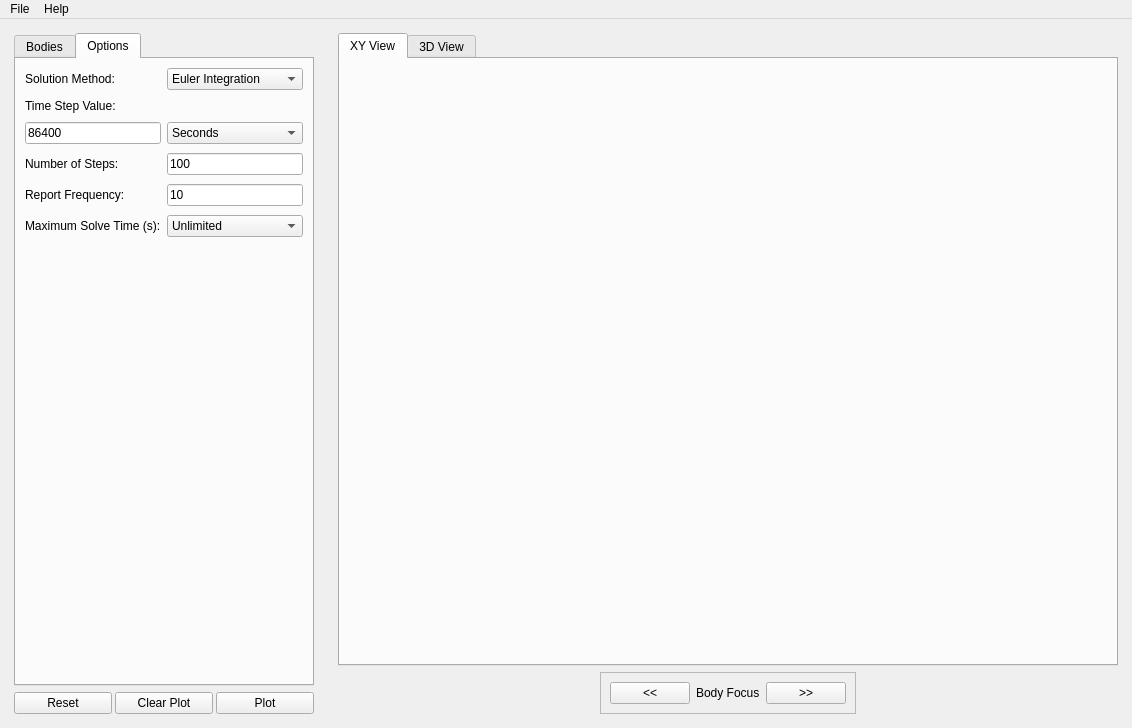
Above: lib/assets/gui/mainWindow.ui from jwfraustro/AST3211-jfraustro before the change. Below: the same form after it.
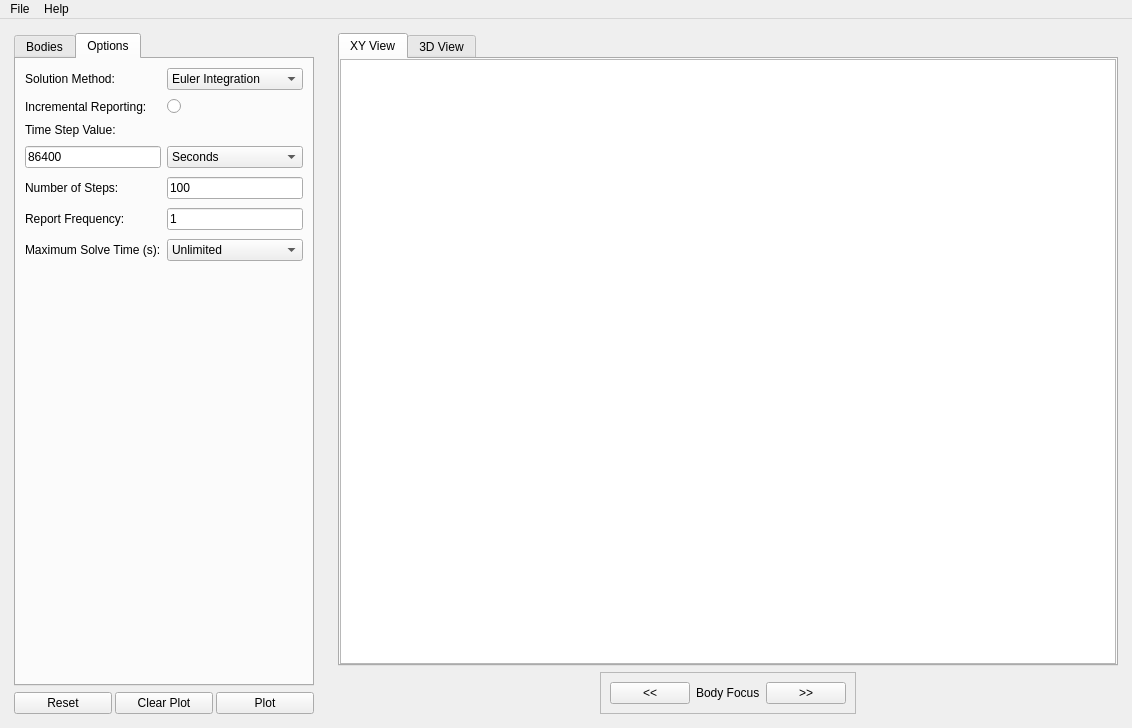
That is the form after the change. The open tabs and pages were chosen to show the change. Custom widgets are drawn as their Qt base class.

Commit message: added colors, 2d plot, fixed some errors

The edit to the form file:
```diff
--- a/lib/assets/gui/mainWindow.ui
+++ b/lib/assets/gui/mainWindow.ui
@@ -326,112 +326,13 @@
            <property name="verticalSpacing">
             <number>9</number>
            </property>
-           <item row="2" column="0">
-            <widget class="QLabel" name="lbl_tsteps">
-             <property name="sizePolicy">
-              <sizepolicy hsizetype="Preferred" vsizetype="Fixed">
-               <horstretch>0</horstretch>
-               <verstretch>0</verstretch>
-              </sizepolicy>
-             </property>
+           <item row="5" column="1">
+            <widget class="QLineEdit" name="le_nsteps">
              <property name="text">
-              <string>Time Step Value:</string>
+              <string>100</string>
              </property>
             </widget>
            </item>
-           <item row="6" column="1">
-            <widget class="QComboBox" name="cmb_solvetime">
-             <item>
-              <property name="text">
-               <string>Unlimited</string>
-              </property>
-             </item>
-             <item>
-              <property name="text">
-               <string>5</string>
-              </property>
-             </item>
-             <item>
-              <property name="text">
-               <string>10</string>
-              </property>
-             </item>
-             <item>
-              <property name="text">
-               <string>20</string>
-              </property>
-             </item>
-             <item>
-              <property name="text">
-               <string>30</string>
-              </property>
-             </item>
-             <item>
-              <property name="text">
-               <string>45</string>
-              </property>
-             </item>
-             <item>
-              <property name="text">
-               <string>60</string>
-              </property>
-             </item>
-             <item>
-              <property name="text">
-               <string/>
-              </property>
-             </item>
-            </widget>
-           </item>
-           <item row="6" column="0">
-            <widget class="QLabel" name="lbl_solvetime">
-             <property name="text">
-              <string>Maximum Solve Time (s):</string>
-             </property>
-            </widget>
-           </item>
-           <item row="4" column="0">
-            <widget class="QLabel" name="lbl_simdur">
-             <property name="sizePolicy">
-              <sizepolicy hsizetype="Preferred" vsizetype="Fixed">
-               <horstretch>0</horstretch>
-               <verstretch>0</verstretch>
-              </sizepolicy>
-             </property>
-             <property name="text">
-              <string>Number of Steps:</string>
-             </property>
-            </widget>
-           </item>
-           <item row="0" column="0">
-            <widget class="QLabel" name="lbl_solmeth">
-             <property name="sizePolicy">
-              <sizepolicy hsizetype="Fixed" vsizetype="Fixed">
-               <horstretch>0</horstretch>
-               <verstretch>0</verstretch>
-              </sizepolicy>
-             </property>
-             <property name="text">
-              <string>Solution Method:</string>
-             </property>
-            </widget>
-           </item>
-           <item row="7" column="0">
-            <spacer name="verticalSpacer">
-             <property name="orientation">
-              <enum>Qt::Vertical</enum>
-             </property>
-             <property name="sizeType">
-              <enum>QSizePolicy::Preferred</enum>
-             </property>
-             <property name="sizeHint" stdset="0">
-              <size>
-               <width>1</width>
-               <height>100</height>
-              </size>
-             </property>
-            </spacer>
-           </item>
            <item row="0" column="1">
             <widget class="QComboBox" name="cmb_solmethod">
              <item>
@@ -456,14 +357,7 @@
              </item>
             </widget>
            </item>
-           <item row="3" column="0">
-            <widget class="QLineEdit" name="le_stepvalue">
-             <property name="text">
-              <string>86400</string>
-             </property>
-            </widget>
-           </item>
-           <item row="3" column="1">
+           <item row="4" column="1">
             <widget class="QComboBox" name="cmb_tsteps">
              <property name="currentIndex">
               <number>0</number>
@@ -490,14 +384,43 @@
              </item>
             </widget>
            </item>
-           <item row="4" column="1">
-            <widget class="QLineEdit" name="le_nsteps">
+           <item row="8" column="0">
+            <spacer name="verticalSpacer">
+             <property name="orientation">
+              <enum>Qt::Vertical</enum>
+             </property>
+             <property name="sizeType">
+              <enum>QSizePolicy::Preferred</enum>
+             </property>
+             <property name="sizeHint" stdset="0">
+              <size>
+               <width>1</width>
+               <height>100</height>
+              </size>
+             </property>
+            </spacer>
+           </item>
+           <item row="4" column="0">
+            <widget class="QLineEdit" name="le_stepvalue">
              <property name="text">
-              <string>100</string>
+              <string>86400</string>
              </property>
             </widget>
            </item>
-           <item row="5" column="0">
+           <item row="0" column="0">
+            <widget class="QLabel" name="lbl_solmeth">
+             <property name="sizePolicy">
+              <sizepolicy hsizetype="Fixed" vsizetype="Fixed">
+               <horstretch>0</horstretch>
+               <verstretch>0</verstretch>
+              </sizepolicy>
+             </property>
+             <property name="text">
+              <string>Solution Method:</string>
+             </property>
+            </widget>
+           </item>
+           <item row="6" column="0">
             <widget class="QLabel" name="lbl_stepfreq">
              <property name="sizePolicy">
               <sizepolicy hsizetype="Preferred" vsizetype="Fixed">
@@ -510,10 +433,101 @@
              </property>
             </widget>
            </item>
-           <item row="5" column="1">
+           <item row="6" column="1">
             <widget class="QLineEdit" name="le_stepfreq">
              <property name="text">
-              <string>10</string>
+              <string>1</string>
+             </property>
+            </widget>
+           </item>
+           <item row="3" column="0">
+            <widget class="QLabel" name="lbl_tsteps">
+             <property name="sizePolicy">
+              <sizepolicy hsizetype="Preferred" vsizetype="Fixed">
+               <horstretch>0</horstretch>
+               <verstretch>0</verstretch>
+              </sizepolicy>
+             </property>
+             <property name="text">
+              <string>Time Step Value:</string>
+             </property>
+            </widget>
+           </item>
+           <item row="7" column="0">
+            <widget class="QLabel" name="lbl_solvetime">
+             <property name="text">
+              <string>Maximum Solve Time (s):</string>
+             </property>
+            </widget>
+           </item>
+           <item row="7" column="1">
+            <widget class="QComboBox" name="cmb_solvetime">
+             <item>
+              <property name="text">
+               <string>Unlimited</string>
+              </property>
+             </item>
+             <item>
+              <property name="text">
+               <string>5</string>
+              </property>
+             </item>
+             <item>
+              <property name="text">
+               <string>10</string>
+              </property>
+             </item>
+             <item>
+              <property name="text">
+               <string>20</string>
+              </property>
+             </item>
+             <item>
+              <property name="text">
+               <string>30</string>
+              </property>
+             </item>
+             <item>
+              <property name="text">
+               <string>45</string>
+              </property>
+             </item>
+             <item>
+              <property name="text">
+               <string>60</string>
+              </property>
+             </item>
+             <item>
+              <property name="text">
+               <string/>
+              </property>
+             </item>
+            </widget>
+           </item>
+           <item row="5" column="0">
+            <widget class="QLabel" name="lbl_simdur">
+             <property name="sizePolicy">
+              <sizepolicy hsizetype="Preferred" vsizetype="Fixed">
+               <horstretch>0</horstretch>
+               <verstretch>0</verstretch>
+              </sizepolicy>
+             </property>
+             <property name="text">
+              <string>Number of Steps:</string>
+             </property>
+            </widget>
+           </item>
+           <item row="1" column="0">
+            <widget class="QLabel" name="lbl_inc_reporting">
+             <property name="text">
+              <string>Incremental Reporting:</string>
+             </property>
+            </widget>
+           </item>
+           <item row="1" column="1">
+            <widget class="QRadioButton" name="rb_inc_report">
+             <property name="text">
+              <string/>
              </property>
             </widget>
            </item>
@@ -602,7 +616,23 @@
           <attribute name="title">
            <string>XY View</string>
           </attribute>
-          <layout class="QVBoxLayout" name="verticalLayout_5"/>
+          <layout class="QVBoxLayout" name="verticalLayout_5">
+           <property name="leftMargin">
+            <number>0</number>
+           </property>
+           <property name="topMargin">
+            <number>0</number>
+           </property>
+           <property name="rightMargin">
+            <number>0</number>
+           </property>
+           <property name="bottomMargin">
+            <number>0</number>
+           </property>
+           <item>
+            <widget class="PlotWidget" name="gv_xy"/>
+           </item>
+          </layout>
          </widget>
          <widget class="QWidget" name="TAB_3D">
           <property name="sizePolicy">
@@ -712,6 +742,11 @@
    <extends>QGraphicsView</extends>
    <header>pyqtgraph.opengl</header>
   </customwidget>
+  <customwidget>
+   <class>PlotWidget</class>
+   <extends>QGraphicsView</extends>
+   <header>pyqtgraph</header>
+  </customwidget>
  </customwidgets>
  <resources/>
  <connections/>
```
Left out of the diff: 37 changed lines with no effect on the pictures. The commit also changes 5 other files.
